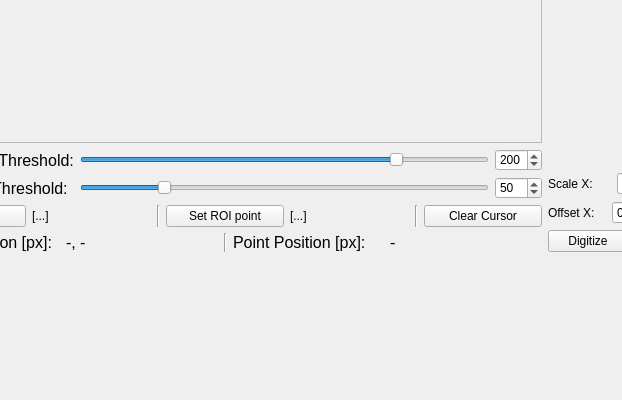
First picture: the form in centerdialog.ui, repository mechaot/cLaserScanner, before the edit; both pictures show x 148 to 770 and y 389 to 789 of the 1252 by 789 pixel window.
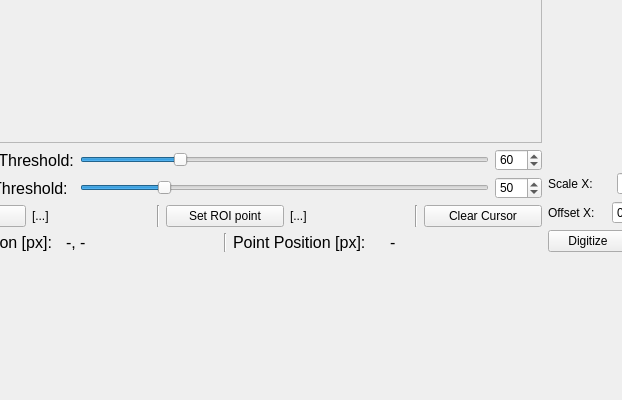
Second picture: the form after the edit. Custom widgets are drawn as their Qt base class.

Commit message: sooms to do something

The edit to the form file:
```diff
--- a/centerdialog.ui
+++ b/centerdialog.ui
@@ -270,7 +270,7 @@
            <number>255</number>
           </property>
           <property name="value">
-           <number>200</number>
+           <number>60</number>
           </property>
           <property name="orientation">
            <enum>Qt::Horizontal</enum>
@@ -286,7 +286,7 @@
            <number>255</number>
           </property>
           <property name="value">
-           <number>200</number>
+           <number>60</number>
           </property>
          </widget>
         </item>
```
The commit also changes 2 other files.
